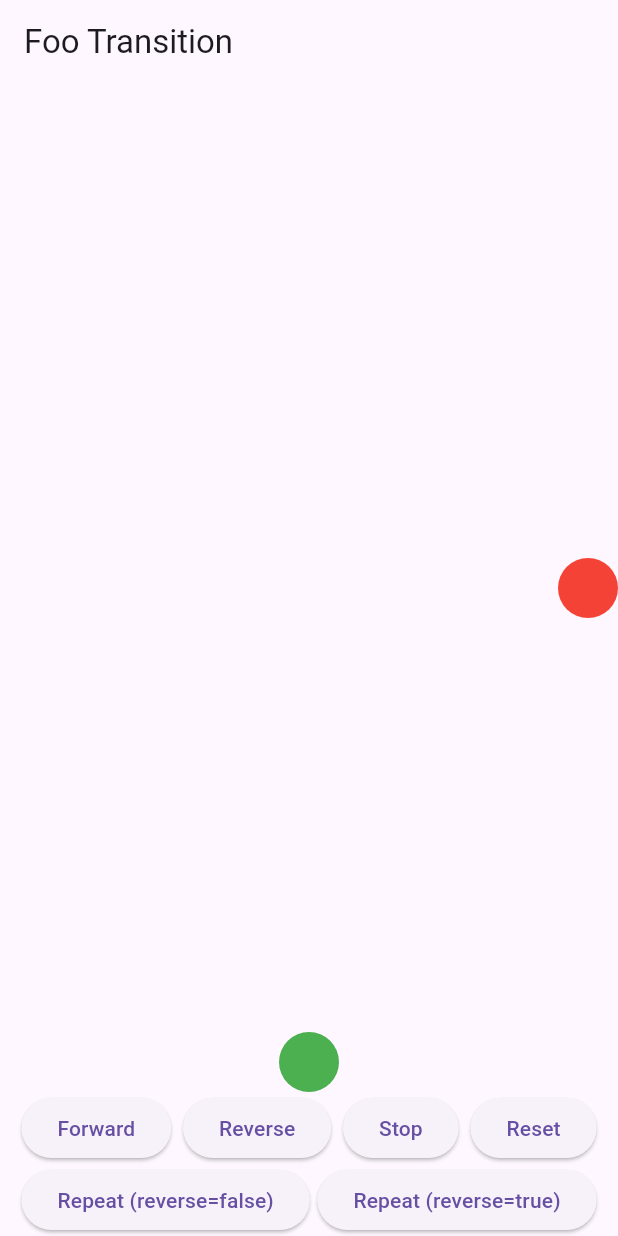
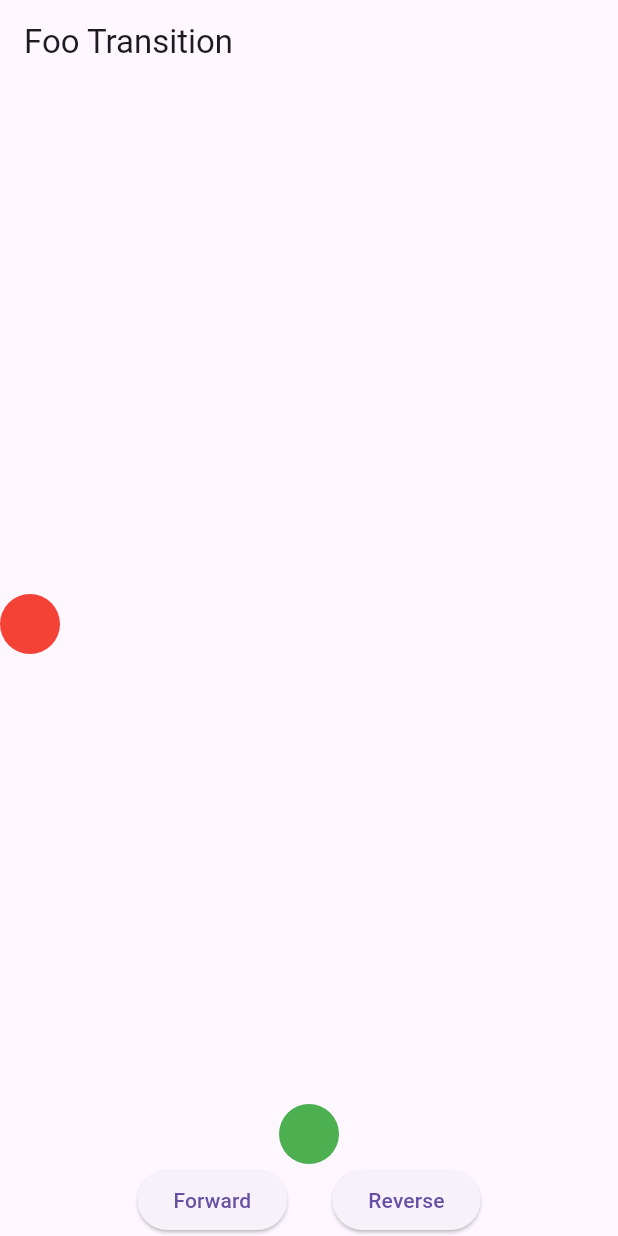
Before and after one commit to Siamoo/Flutter_animations, a Flutter app: the screen it shows after launch, after a tap on "Forward", on a phone screen of 412 x 824 dp. Run offline on Flutter 3.47's test engine with Material 3 defaults, Android fonts, the phone set to English and light mode, and no system bars.

Commit message:
Foo Transition -> AlignTransition ( AnimationStatus )

```diff
--- a/lib/home_screen.dart
+++ b/lib/home_screen.dart
@@ -7,19 +7,31 @@ class HomeScreen extends StatefulWidget {
   State<HomeScreen> createState() => _HomeScreenState();
 }
 
-class _HomeScreenState extends State<HomeScreen>
-    with SingleTickerProviderStateMixin {
+class _HomeScreenState extends State<HomeScreen> with TickerProviderStateMixin {
   late Animation<AlignmentGeometry> _greenAnimation;
   late Animation<AlignmentGeometry> _redAnimation;
-  late AnimationController _animationController;
+  late AnimationController _greenController;
+  late AnimationController _redController;
 
   @override
   void initState() {
     super.initState();
-    _animationController = AnimationController(
+
+    // AnimationStatus types
+    AnimationStatus.completed;
+    AnimationStatus.dismissed;
+    AnimationStatus.forward;
+    AnimationStatus.reverse;
+
+    _greenController = AnimationController(
       vsync: this,
       duration: Duration(seconds: 1),
       reverseDuration: Duration(seconds: 1),
+    );
+    _redController = AnimationController(
+      vsync: this,
+      duration: Duration(seconds: 2),
+      reverseDuration: Duration(seconds: 2),
     );
     _greenAnimation =
         Tween<AlignmentGeometry>(
@@ -27,7 +39,7 @@ class _HomeScreenState extends State<HomeScreen>
           end: Alignment.bottomCenter,
         ).animate(
           CurvedAnimation(
-            parent: _animationController,
+            parent: _greenController,
             curve: Curves.easeInOut,
             reverseCurve: Curves.easeInOut,
           ),
@@ -38,11 +50,22 @@ class _HomeScreenState extends State<HomeScreen>
           end: Alignment.centerRight,
         ).animate(
           CurvedAnimation(
-            parent: _animationController,
+            parent: _redController,
             curve: Curves.easeInBack,
             // reverseCurve: Curves.easeOutBack,
           ),
         );
+
+    _greenController.addStatusListener((status) {
+      if (_greenController.status == AnimationStatus.completed &&
+          _redController.status == AnimationStatus.dismissed) {
+        _redController.forward();
+      }
+      if (_greenController.status == AnimationStatus.dismissed &&
+          _redController.status == AnimationStatus.completed) {
+        _redController.reverse();
+      }
+    });
   }
 
   @override
@@ -76,29 +99,18 @@ class _HomeScreenState extends State<HomeScreen>
       alignment: WrapAlignment.spaceBetween,
       children: [
         ElevatedButton(
-          onPressed: () => _animationController.forward(),
+          onPressed: () {
+            _greenController.forward();
+          },
+
           child: Text("Forward"),
         ),
+        SizedBox(width: 30),
         ElevatedButton(
-          onPressed: () => _animationController.reverse(),
+          onPressed: () {
+            _greenController.reverse();
+          },
           child: Text("Reverse"),
-        ),
-        ElevatedButton(
-          onPressed: () => _animationController.stop(),
-          child: Text("Stop"),
-        ),
-        ElevatedButton(
-          onPressed: () => _animationController.reset(),
-          child: Text("Reset"),
-        ),
-        ElevatedButton(
-          onPressed: () => _animationController.repeat(),
-          child: Text("Repeat (reverse=false)"),
-        ),
-        SizedBox(width: 5),
-        ElevatedButton(
-          onPressed: () => _animationController.repeat(reverse: true),
-          child: Text("Repeat (reverse=true)"),
         ),
       ],
     );
```
